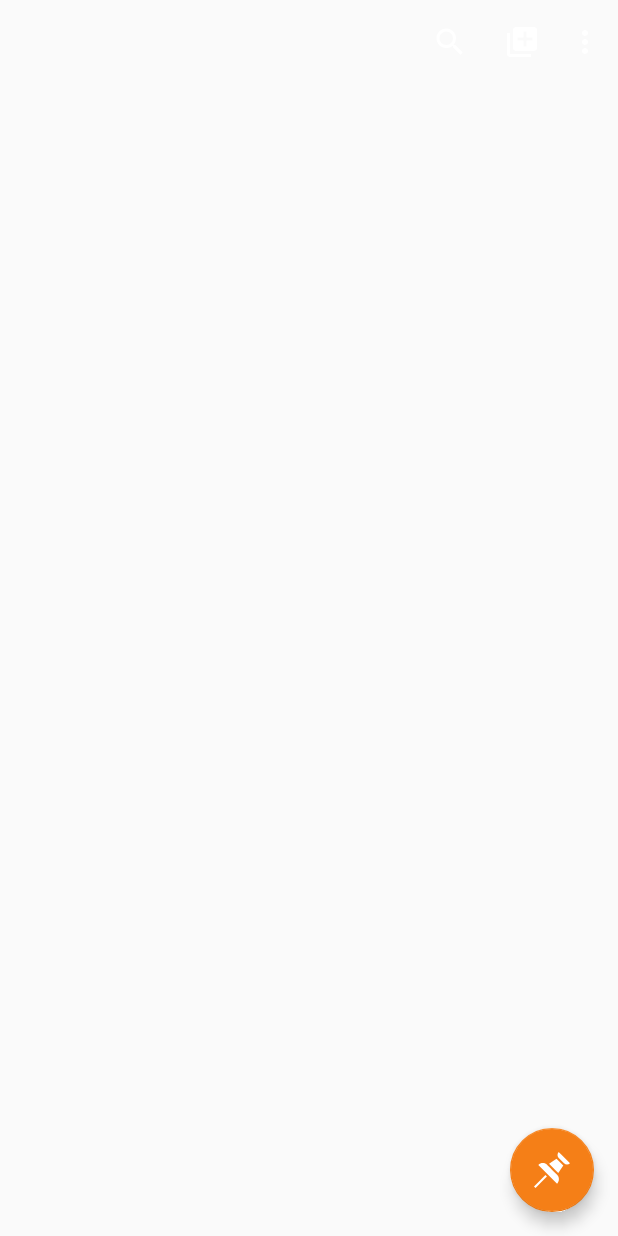
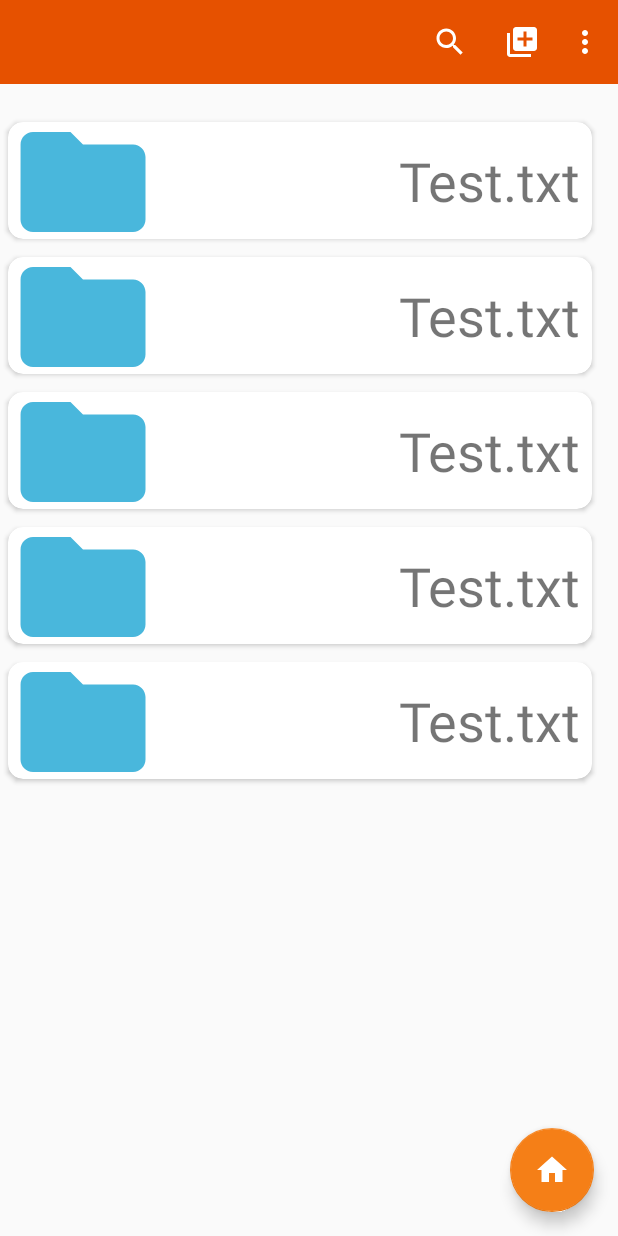
Before and after one commit to K-Mano/Filingua, an Android app: the screen it shows after launch (MainActivity), after a tap on an icon or button, on a phone screen of 412 x 824 dp. Run offline under Robolectric (Android 15) with nearby library versions, the phone set to English and light mode, and no system bars; Roboto replaces fonts that are not available here.

Commit message:
Add Switching View Button

```diff
--- a/app/src/main/java/org/trpg/filingua/MainActivity.java
+++ b/app/src/main/java/org/trpg/filingua/MainActivity.java
@@ -4,8 +4,14 @@ import androidx.appcompat.app.AppCompatActivity;
 import androidx.appcompat.widget.SearchView;
 import androidx.appcompat.widget.Toolbar;
 import androidx.core.app.ActivityCompat;
+import androidx.fragment.app.Fragment;
+import androidx.fragment.app.FragmentManager;
 import androidx.fragment.app.FragmentTransaction;
 import androidx.viewpager.widget.ViewPager;
+
+import android.animation.ValueAnimator;
+import android.content.res.Resources;
+import android.graphics.drawable.AnimatedVectorDrawable;
 import android.os.Bundle;
 import android.Manifest;
 import android.app.SearchManager;
@@ -20,14 +26,19 @@ import android.os.Build;
 import android.os.Bundle;
 import android.os.storage.StorageManager;
 import android.os.storage.StorageVolume;
+import android.transition.Fade;
 import android.view.LayoutInflater;
 import android.view.Menu;
 import android.view.MenuItem;
 import android.view.MotionEvent;
 import android.view.View;
 import android.view.animation.AnimationUtils;
+import android.view.animation.LinearInterpolator;
 import android.widget.FrameLayout;
+import android.widget.ImageView;
 import android.widget.Toast;
+
+import com.google.android.material.floatingactionbutton.FloatingActionButton;
 import com.google.android.material.tabs.TabLayout;
 import java.util.List;
 
@@ -48,6 +59,7 @@ public class MainActivity extends AppCompatActivity {
     }
 
     private boolean viewSwitch = false;
+    FloatingActionButton fab;
 
     // Fragmentを作成
     HomeFragment home_frag;
@@ -96,6 +108,8 @@ public class MainActivity extends AppCompatActivity {
             }
         });
 
+        fab = findViewById(R.id.home_pin_switch);
+
         // ViewPagerに設定するAdapterをセットアップ
         //TabAdapter tAdapter = new TabAdapter(getSupportFragmentManager());
         // ViewPagerを宣言
@@ -115,6 +129,7 @@ public class MainActivity extends AppCompatActivity {
             //doMySearch(query);
         }
     }
+
     // permissionの確認
     public void checkPermission() {
         // 既に許可
@@ -137,13 +152,33 @@ public class MainActivity extends AppCompatActivity {
         }
     }
 
+    public Fragment getVisibleFragment(){
+        FragmentManager fragmentManager = MainActivity.this.getSupportFragmentManager();
+        List<Fragment> fragments = fragmentManager.getFragments();
+        if(fragments != null){
+            for(Fragment fragment : fragments){
+                if(fragment != null && fragment.isVisible())
+                    return fragment;
+            }
+        }
+        return null;
+    }
+
     public void switchPinHomeClicked(View view){
         FragmentTransaction fTrans = getSupportFragmentManager().beginTransaction();
         viewSwitch = !viewSwitch;
+        home_frag = new HomeFragment();
+        pin_frag = new PinnedTabFragment();
         if(viewSwitch==true){
+            home_frag.setExitTransition(new Fade());
+            pin_frag.setEnterTransition(new Fade());
             fTrans.replace(R.id.container, pin_frag);
+            fab.setImageResource(R.drawable.ic_baseline_home_24);
         }else{
+            home_frag.setEnterTransition(new Fade());
+            pin_frag.setExitTransition(new Fade());
             fTrans.replace(R.id.container, home_frag);
+            fab.setImageResource(R.drawable.ic_security_pin);
         }
         fTrans.commit();
     }
@@ -153,10 +188,10 @@ public class MainActivity extends AppCompatActivity {
 
         // SearchViewを取得し、検索可能な構成を設定する
         SearchManager searchManager = (SearchManager) getSystemService(Context.SEARCH_SERVICE);
-        SearchView searchView = (SearchView) menu.findItem(R.id.searchButton).getActionView();
+        //SearchView searchView = (SearchView) menu.findItem(R.id.searchButton).getActionView();
         // 現在のアクティビティが検索可能なアクティビティであると仮定します
-        searchView.setSearchableInfo(searchManager.getSearchableInfo(getComponentName()));
-        searchView.setIconifiedByDefault(false);
+        //searchView.setSearchableInfo(searchManager.getSearchableInfo(getComponentName()));
+        //searchView.setIconifiedByDefault(false);
 
         return true;
     }
--- a/app/src/main/java/org/trpg/filingua/PinnedTabFragment.java
+++ b/app/src/main/java/org/trpg/filingua/PinnedTabFragment.java
@@ -14,6 +14,8 @@ import androidx.fragment.app.Fragment;
 import androidx.recyclerview.widget.ItemTouchHelper;
 import androidx.recyclerview.widget.LinearLayoutManager;
 import androidx.recyclerview.widget.RecyclerView;
+
+import com.google.android.material.floatingactionbutton.FloatingActionButton;
 
 import java.util.ArrayList;
 import java.util.List;
@@ -43,7 +45,7 @@ public class PinnedTabFragment extends Fragment {
         tabview.setLayoutManager(tManager);
 
         tabview.setHasFixedSize(true);
-       // sAdapter  = new RecyclerAdapter(createObject(hoge),R.layout.pin_card);
+        sAdapter  = new RecyclerAdapter(createObject(hoge),R.layout.pin_card);
         tabview.setAdapter(sAdapter);
         swipeToDismissTouchHelper.attachToRecyclerView(tabview);
 
--- /dev/null
+++ b/app/src/main/res/anim/scale_animation_enter.xml
@@ -0,0 +1,11 @@
+<?xml version="1.0" encoding="utf-8"?>
+<scale xmlns:android="http://schemas.android.com/apk/res/android"
+    android:interpolator="@android:anim/decelerate_interpolator"
+    android:fromXScale="1.0"
+    android:toXScale="0.8"
+    android:fromYScale="1.0"
+    android:toYScale="0.8"
+    android:pivotX="50%"
+    android:pivotY="50%"
+    android:fillAfter="true"
+    android:duration="400" />
--- /dev/null
+++ b/app/src/main/res/anim/scale_animation_exit.xml
@@ -0,0 +1,11 @@
+<?xml version="1.0" encoding="utf-8"?>
+<scale xmlns:android="http://schemas.android.com/apk/res/android"
+    android:interpolator="@android:anim/decelerate_interpolator"
+    android:fromXScale="1.0"
+    android:toXScale="1.2"
+    android:fromYScale="1.0"
+    android:toYScale="1.2"
+    android:pivotX="50%"
+    android:pivotY="50%"
+    android:fillAfter="true"
+    android:duration="400" />
--- a/app/src/main/res/anim/tablist_fadein.xml
+++ /dev/null
@@ -1,4 +0,0 @@
-<?xml version="1.0" encoding="utf-8"?>
-<set xmlns:android="http://schemas.android.com/apk/res/android">
-
-</set>
--- /dev/null
+++ b/app/src/main/res/drawable/ic_baseline_home_24.xml
@@ -0,0 +1,10 @@
+<vector xmlns:android="http://schemas.android.com/apk/res/android"
+    android:width="24dp"
+    android:height="24dp"
+    android:viewportWidth="24"
+    android:viewportHeight="24"
+    android:tint="?attr/colorControlNormal">
+  <path
+      android:fillColor="@android:color/white"
+      android:pathData="M10,20v-6h4v6h5v-8h3L12,3 2,12h3v8z"/>
+</vector>
--- a/app/src/main/res/drawable/ic_security_pin.xml
+++ b/app/src/main/res/drawable/ic_security_pin.xml
@@ -2,7 +2,8 @@
     android:width="512dp"
     android:height="512dp"
     android:viewportWidth="512"
-    android:viewportHeight="512">
+    android:viewportHeight="512"
+    android:tint="?attr/colorControlNormal">
   <path
       android:fillColor="#FF000000"
       android:pathData="m188.852,183.848c-35.147,-35.147 -92.132,-35.147 -127.279,0l266.579,266.579c35.147,-35.147 35.147,-92.132 0,-127.279 0,0 -139.3,-139.3 -139.3,-139.3z"/>
--- a/app/src/main/res/layout/activity_main.xml
+++ b/app/src/main/res/layout/activity_main.xml
@@ -21,8 +21,6 @@
         android:id="@+id/appbar"
         android:layout_width="0dp"
         android:layout_height="wrap_content"
-        android:background="@android:color/transparent"
-        android:elevation="0dp"
         app:elevation="0dp"
         app:layout_constraintEnd_toEndOf="parent"
         app:layout_constraintStart_toStartOf="parent"
@@ -32,7 +30,6 @@
             android:id="@+id/main_toolbar"
             android:layout_width="match_parent"
             android:layout_height="match_parent"
-            android:elevation="0dp"
             app:layout_scrollFlags="noScroll|enterAlways"
             app:menu="@menu/menu_main"></androidx.appcompat.widget.Toolbar>
 
--- a/app/src/main/res/layout/pinned_tab.xml
+++ b/app/src/main/res/layout/pinned_tab.xml
@@ -12,7 +12,7 @@
 
     <ScrollView
         android:layout_width="match_parent"
-        android:layout_height="wrap_content"
+        android:layout_height="match_parent"
         android:fillViewport="true">
 
         <androidx.recyclerview.widget.RecyclerView
--- a/app/src/main/res/layout/qa_card.xml
+++ b/app/src/main/res/layout/qa_card.xml
@@ -17,6 +17,6 @@
         <androidx.constraintlayout.widget.ConstraintLayout
             android:layout_width="match_parent"
             android:layout_height="match_parent"
-            android:background="@drawable/grd_background" />
+            android:background="@drawable/no_image" />
     </androidx.cardview.widget.CardView>
 </LinearLayout>
--- a/app/src/main/res/layout/ra_card.xml
+++ b/app/src/main/res/layout/ra_card.xml
@@ -32,7 +32,7 @@
                 android:id="@+id/linearLayout2"
                 android:layout_width="0dp"
                 android:layout_height="wrap_content"
-                android:layout_marginStart="16dp"
+                android:layout_marginStart="24dp"
                 android:orientation="vertical"
                 app:layout_constraintBottom_toBottomOf="parent"
                 app:layout_constraintStart_toEndOf="@+id/imageView2"
--- a/build.gradle
+++ b/build.gradle
@@ -5,7 +5,7 @@ buildscript {
         jcenter()
     }
     dependencies {
-        classpath "com.android.tools.build:gradle:4.0.0"
+        classpath 'com.android.tools.build:gradle:4.0.1'
 
         // NOTE: Do not place your application dependencies here; they belong
         // in the individual module build.gradle files
```
Also changed, not shown: app/src/main/java/org/trpg/filingua/DiskInfoAdapter.java (+30 -1 lines), app/src/main/java/org/trpg/filingua/MyApplication.java (added, +17 -0 lines), app/src/main/res/drawable/anim_home_pin.xml (added, +91 -0 lines), app/src/main/res/layout/drive_card.xml (+6 -5 lines), app/src/main/res/drawable/no_image.png (added).
